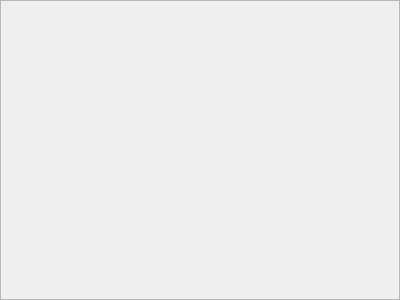
Before: the Qt Designer form ArchiveManager/src/aj/createajfrm.ui in shufameng/ArchiveManager, drawn with Qt 5.
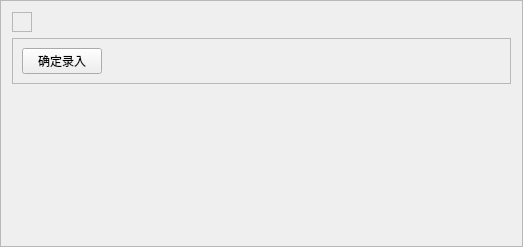
After: the same form once the commit is applied.

```diff
--- a/ArchiveManager/src/aj/createajfrm.ui
+++ b/ArchiveManager/src/aj/createajfrm.ui
@@ -9,8 +9,8 @@
    <rect>
     <x>0</x>
     <y>0</y>
-    <width>400</width>
-    <height>300</height>
+    <width>523</width>
+    <height>247</height>
    </rect>
   </property>
   <property name="frameShape">
@@ -19,5 +19,81 @@
   <property name="windowTitle">
    <string>Frame</string>
   </property>
+  <property name="frameShape">
+   <enum>QFrame::StyledPanel</enum>
+  </property>
+  <property name="frameShadow">
+   <enum>QFrame::Raised</enum>
+  </property>
+  <layout class="QGridLayout" name="gridLayout_2">
+   <item row="1" column="0" colspan="2">
+    <widget class="QFrame" name="frame_2">
+     <property name="frameShape">
+      <enum>QFrame::StyledPanel</enum>
+     </property>
+     <property name="frameShadow">
+      <enum>QFrame::Raised</enum>
+     </property>
+     <layout class="QGridLayout" name="gridLayout">
+      <item row="0" column="1">
+       <spacer name="horizontalSpacer">
+        <property name="orientation">
+         <enum>Qt::Horizontal</enum>
+        </property>
+        <property name="sizeHint" stdset="0">
+         <size>
+          <width>394</width>
+          <height>20</height>
+         </size>
+        </property>
+       </spacer>
+      </item>
+      <item row="0" column="0">
+       <widget class="QPushButton" name="pushButton_create">
+        <property name="text">
+         <string>确定录入</string>
+        </property>
+       </widget>
+      </item>
+     </layout>
+    </widget>
+   </item>
+   <item row="0" column="0">
+    <widget class="QFrame" name="frame_details">
+     <property name="frameShape">
+      <enum>QFrame::StyledPanel</enum>
+     </property>
+     <property name="frameShadow">
+      <enum>QFrame::Raised</enum>
+     </property>
+    </widget>
+   </item>
+   <item row="0" column="1">
+    <spacer name="horizontalSpacer_2">
+     <property name="orientation">
+      <enum>Qt::Horizontal</enum>
+     </property>
+     <property name="sizeHint" stdset="0">
+      <size>
+       <width>474</width>
+       <height>20</height>
+      </size>
+     </property>
+    </spacer>
+   </item>
+   <item row="2" column="0">
+    <spacer name="verticalSpacer">
+     <property name="orientation">
+      <enum>Qt::Vertical</enum>
+     </property>
+     <property name="sizeHint" stdset="0">
+      <size>
+       <width>20</width>
+       <height>40</height>
+      </size>
+     </property>
+    </spacer>
+   </item>
+  </layout>
  </widget>
 </ui>
```
Left out of the diff: 12 changed lines with no effect on the pictures.
